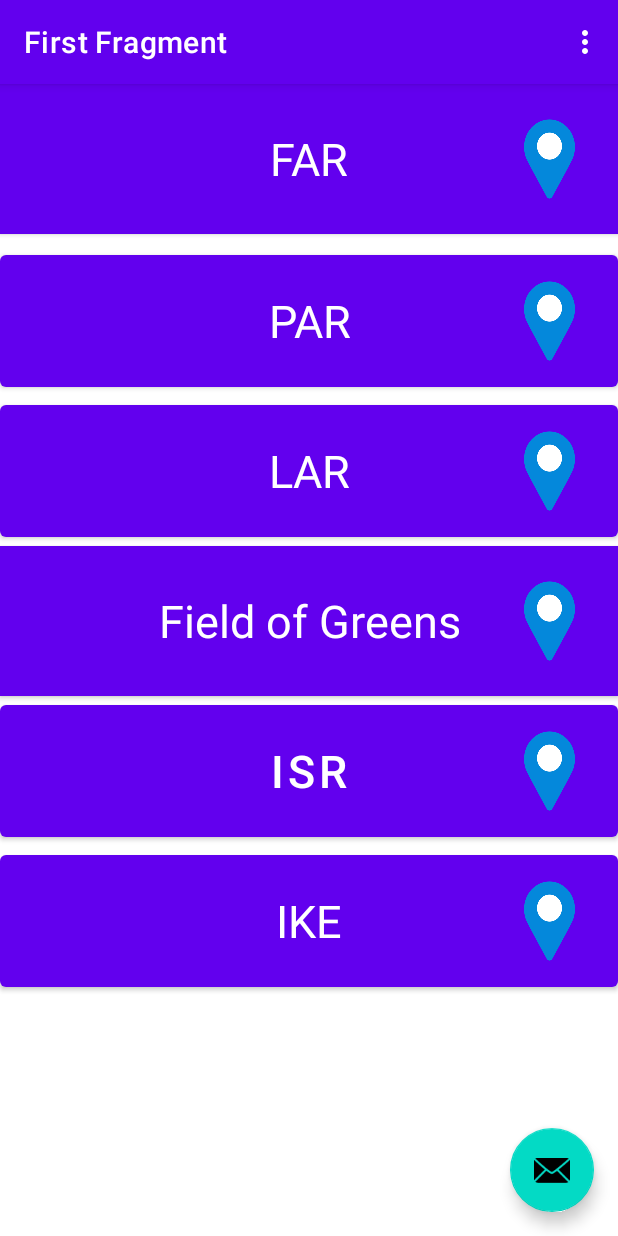
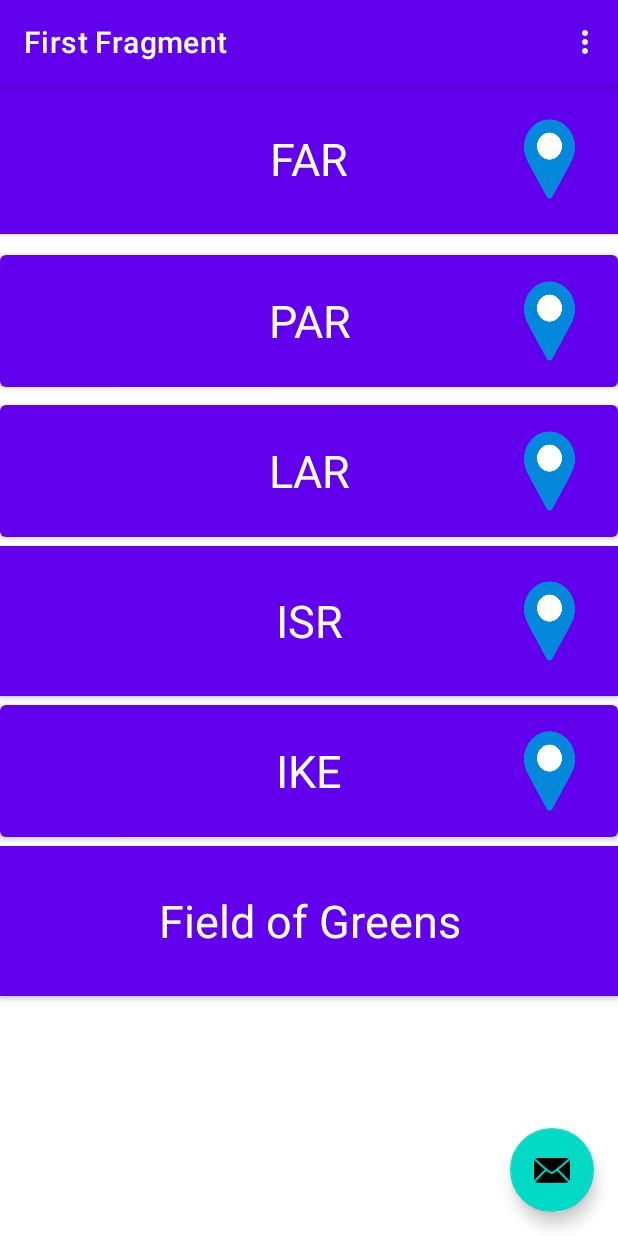
Before and after one commit to DimplePatell/DiningHall, an Android app: the screen it shows after launch (MainActivity), on a phone screen of 412 x 824 dp. Run offline under Robolectric (Android 15) with nearby library versions, the phone set to English and light mode, and no system bars; our stand-ins replace navigation-ui.

Commit message:
Updated Fragment First

```diff
--- a/app/src/main/res/layout/fragment_first.xml
+++ b/app/src/main/res/layout/fragment_first.xml
@@ -186,6 +186,7 @@
         tools:layout_conversion_absoluteHeight="129dp"
         tools:layout_conversion_absoluteWidth="393dp" />
 
+
     <Button
         android:id="@+id/fieldofgreens"
         android:layout_width="match_parent"
@@ -199,23 +200,38 @@
         app:layout_constraintEnd_toEndOf="parent"
         app:layout_constraintHorizontal_bias="0.0"
         app:layout_constraintStart_toStartOf="parent"
+        app:layout_constraintTop_toBottomOf="@+id/ike"
+        tools:layout_conversion_absoluteHeight="128dp"
+        tools:layout_conversion_absoluteWidth="411dp" />
+
+    <Button
+        android:id="@+id/isr"
+        android:layout_width="match_parent"
+        android:layout_height="100dp"
+        android:background="#329C0C"
+        android:backgroundTint="#12B119"
+        android:clickable="true"
+        android:text="@string/isr"
+        android:textAppearance="@style/TextAppearance.AppCompat.Large"
+        android:textSize="30dp"
+        app:layout_constraintEnd_toEndOf="parent"
+        app:layout_constraintHorizontal_bias="0.0"
+        app:layout_constraintStart_toStartOf="parent"
         app:layout_constraintTop_toBottomOf="@+id/lar"
         tools:layout_conversion_absoluteHeight="128dp"
         tools:layout_conversion_absoluteWidth="411dp" />
 
 
-
-
-    <Button
-        android:id="@+id/isr"
-        android:layout_width="match_parent"
-        android:layout_height="100dp"
-        android:text="@string/isr"
-        android:textSize="30dp"
-        app:layout_constraintBottom_toTopOf="@+id/ike"
-        app:layout_constraintEnd_toEndOf="parent"
-        app:layout_constraintStart_toStartOf="parent"
-        app:layout_constraintTop_toBottomOf="@+id/fieldofgreens" />
+<!--    <Button-->
+<!--        android:id="@+id/isr"-->
+<!--        android:layout_width="match_parent"-->
+<!--        android:layout_height="100dp"-->
+<!--        android:text="@string/isr"-->
+<!--        android:textSize="30dp"-->
+<!--        app:layout_constraintBottom_toTopOf="@+id/ike"-->
+<!--        app:layout_constraintEnd_toEndOf="parent"-->
+<!--        app:layout_constraintStart_toStartOf="parent"-->
+<!--        app:layout_constraintTop_toBottomOf="@+id/fieldofgreens" />-->
 
     <Button
         android:id="@+id/ike"
```
